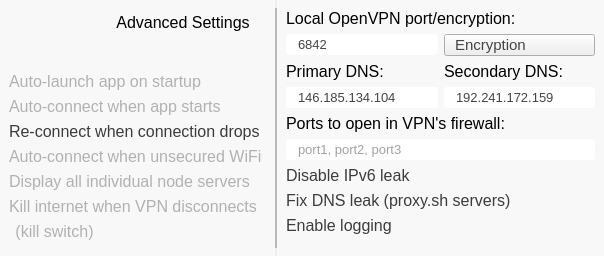
Above: src/safechecker/settingsscreen.ui from proxysh/Safejumper-for-Desktop before the change. Below: the same form after it.
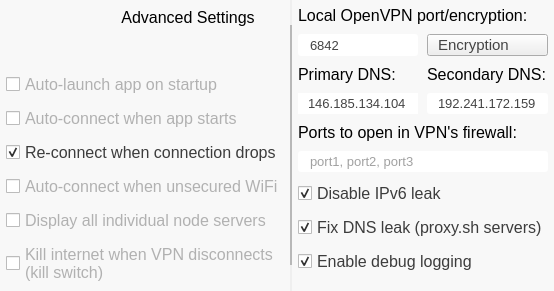
That is the form after the change. Icons and pictures are not drawn.

Commit message: Fix windows build by copying settings screen from sj to sc.

Patch:
```diff
--- a/src/safechecker/settingsscreen.ui
+++ b/src/safechecker/settingsscreen.ui
@@ -6,8 +6,8 @@
    <rect>
     <x>0</x>
     <y>0</y>
-    <width>604</width>
-    <height>256</height>
+    <width>533</width>
+    <height>224</height>
    </rect>
   </property>
   <property name="windowTitle">
@@ -34,8 +34,8 @@
      <property name="styleSheet">
       <string notr="true">QFrame
 {
-	background-color: #f8f8f8;
-	border: 0;
+        background-color: #f8f8f8;
+        border: 0;
 }</string>
      </property>
      <property name="frameShape">
@@ -44,22 +44,29 @@
      <property name="frameShadow">
       <enum>QFrame::Raised</enum>
      </property>
+     <layout class="QVBoxLayout" name="verticalLayout_2">
+      <property name="spacing">
+       <number>9</number>
+      </property>
+      <property name="leftMargin">
+       <number>6</number>
+      </property>
+      <property name="topMargin">
+       <number>6</number>
+      </property>
+      <property name="rightMargin">
+       <number>6</number>
+      </property>
+      <property name="bottomMargin">
+       <number>6</number>
+      </property>
+      <item>
      <layout class="QGridLayout" name="gridLayout_2">
-      <item row="10" column="1">
-       <spacer name="verticalSpacer">
-        <property name="orientation">
-         <enum>Qt::Vertical</enum>
+        <property name="spacing">
+         <number>9</number>
         </property>
-        <property name="sizeHint" stdset="0">
-         <size>
-          <width>20</width>
-          <height>40</height>
-         </size>
-        </property>
-       </spacer>
-      </item>
-      <item row="0" column="0" rowspan="2" colspan="2">
-       <widget class="QPushButton" name="b_LogoBack">
+        <item row="0" column="0" rowspan="2">
+         <widget class="QPushButton" name="backButton">
         <property name="sizePolicy">
          <sizepolicy hsizetype="Fixed" vsizetype="Fixed">
           <horstretch>0</horstretch>
@@ -87,8 +94,8 @@
         <property name="styleSheet">
          <string notr="true">QPushButton
 {
-	border:0px;
-	color: #ff0000;
+        border:0px;
+        color: #ff0000;
 background: transparent;
 border-image: url(:/imgs/logo3-norm.png);
 }
@@ -102,7 +109,7 @@
         </property>
        </widget>
       </item>
-      <item row="0" column="2" colspan="2">
+        <item row="0" column="1" colspan="2">
        <widget class="QLabel" name="label">
         <property name="font">
          <font>
@@ -120,16 +127,25 @@
         </property>
        </widget>
       </item>
-      <item row="2" column="0" colspan="4">
-       <widget class="QPushButton" name="cb_Startup">
-        <property name="enabled">
-         <bool>true</bool>
-        </property>
-        <property name="font">
-         <font>
-          <family>Helvetica Neue</family>
-          <pointsize>12</pointsize>
-         </font>
+        <item row="1" column="1">
+         <widget class="QPushButton" name="showLogsButton">
+          <property name="sizePolicy">
+           <sizepolicy hsizetype="Fixed" vsizetype="Fixed">
+            <horstretch>0</horstretch>
+            <verstretch>0</verstretch>
+           </sizepolicy>
+          </property>
+          <property name="minimumSize">
+           <size>
+            <width>80</width>
+            <height>25</height>
+           </size>
+          </property>
+          <property name="maximumSize">
+           <size>
+            <width>80</width>
+            <height>25</height>
+           </size>
         </property>
         <property name="cursor">
          <cursorShape>PointingHandCursor</cursorShape>
@@ -140,43 +156,26 @@
         <property name="styleSheet">
          <string notr="true">QPushButton
 {
-	border:0px;
-	color: #b1b1b1;
-border-image: url(:/imgs/cb-row-norm.png);
-
-image-position: left;
-text-align: left;
+        border:0px;
+        color: #ffffff;
+        border-image: url(:/imgs/b-showlogs-norm.png);
 }
-QPushButton:checked
+QPushButton:hover:!pressed
 {
-color: #3c3c3c;
-border-image: url(:/imgs/cb-row-checked.png);
+        border-image: url(:/imgs/b-showlogs-hover.png);
 }
-</string>
+QPushButton:pressed
+{
+        border-image: url(:/imgs/b-showlogs-pressed.png);
+}</string>
         </property>
         <property name="text">
-         <string>Auto-launch app on startup</string>
-        </property>
-        <property name="icon">
-         <iconset resource="imgs.qrc">
-          <normaloff>:/imgs/cb-empty.png</normaloff>:/imgs/cb-empty.png</iconset>
-        </property>
-        <property name="iconSize">
-         <size>
-          <width>17</width>
-          <height>17</height>
-         </size>
-        </property>
-        <property name="checkable">
-         <bool>true</bool>
-        </property>
-        <property name="checked">
-         <bool>false</bool>
+           <string/>
         </property>
        </widget>
       </item>
       <item row="1" column="2">
-       <widget class="QPushButton" name="b_Showlogs">
+         <widget class="QPushButton" name="updateButton">
         <property name="sizePolicy">
          <sizepolicy hsizetype="Fixed" vsizetype="Fixed">
           <horstretch>0</horstretch>
@@ -204,17 +203,17 @@
         <property name="styleSheet">
          <string notr="true">QPushButton
 {
-	border:0px;
-	color: #ffffff;
-	border-image: url(:/imgs/b-showlogs-norm.png);
+        border:0px;
+        color: #ffffff;
+        border-image: url(:/imgs/b-update-norm.png);
 }
 QPushButton:hover:!pressed
 {
-	border-image: url(:/imgs/b-showlogs-hover.png);
+        border-image: url(:/imgs/b-update-hover.png);
 }
 QPushButton:pressed
 {
-	border-image: url(:/imgs/b-showlogs-pressed.png);
+        border-image: url(:/imgs/b-update-pressed.png);
 }</string>
         </property>
         <property name="text">
@@ -222,26 +221,25 @@
         </property>
        </widget>
       </item>
-      <item row="1" column="3">
-       <widget class="QPushButton" name="b_Update">
+       </layout>
+      </item>
+      <item>
+       <widget class="QCheckBox" name="startupCheckBox">
+        <property name="enabled">
+         <bool>true</bool>
+        </property>
         <property name="sizePolicy">
-         <sizepolicy hsizetype="Fixed" vsizetype="Fixed">
+         <sizepolicy hsizetype="Preferred" vsizetype="Preferred">
           <horstretch>0</horstretch>
           <verstretch>0</verstretch>
          </sizepolicy>
         </property>
-        <property name="minimumSize">
-         <size>
-          <width>80</width>
-          <height>25</height>
-         </size>
+        <property name="font">
+         <font>
+          <family>Helvetica Neue</family>
+          <pointsize>12</pointsize>
+         </font>
         </property>
-        <property name="maximumSize">
-         <size>
-          <width>80</width>
-          <height>25</height>
-         </size>
-        </property>
         <property name="cursor">
          <cursorShape>PointingHandCursor</cursorShape>
         </property>
@@ -249,31 +247,51 @@
          <enum>Qt::NoFocus</enum>
         </property>
         <property name="styleSheet">
-         <string notr="true">QPushButton
+         <string notr="true">QCheckBox
 {
-	border:0px;
-	color: #ffffff;
-	border-image: url(:/imgs/b-update-norm.png);
+        color: #b1b1b1;
 }
-QPushButton:hover:!pressed
+QCheckBox::indicator
 {
-	border-image: url(:/imgs/b-update-hover.png);
+image: url(:/imgs/cb-norm.png);
 }
-QPushButton:pressed
+QCheckBox:checked {
+color: #3c3c3c;
+}
+QCheckBox::indicator:checked
 {
-	border-image: url(:/imgs/b-update-pressed.png);
-}</string>
+image: url(:/imgs/cb-checked.png);
+}
+</string>
         </property>
         <property name="text">
-         <string/>
+         <string>Auto-launch app on startup</string>
         </property>
+        <property name="iconSize">
+         <size>
+          <width>17</width>
+          <height>17</height>
+         </size>
+        </property>
+        <property name="checkable">
+         <bool>true</bool>
+        </property>
+        <property name="checked">
+         <bool>false</bool>
+        </property>
        </widget>
       </item>
-      <item row="3" column="0" colspan="4">
-       <widget class="QPushButton" name="cb_AutoConnect">
+      <item>
+       <widget class="QCheckBox" name="autoConnectCheckBox">
         <property name="enabled">
          <bool>true</bool>
         </property>
+        <property name="sizePolicy">
+         <sizepolicy hsizetype="Preferred" vsizetype="Preferred">
+          <horstretch>0</horstretch>
+          <verstretch>0</verstretch>
+         </sizepolicy>
+        </property>
         <property name="font">
          <font>
           <family>Helvetica Neue</family>
@@ -287,29 +305,26 @@
          <enum>Qt::NoFocus</enum>
         </property>
         <property name="styleSheet">
-         <string notr="true">QPushButton
+         <string notr="true">QCheckBox
 {
-	border:0px;
-	color: #b1b1b1;
-border-image: url(:/imgs/cb-row-norm.png);
-
-image-position: left;
-text-align: left;
+        color: #b1b1b1;
 }
-QPushButton:checked
+QCheckBox::indicator
 {
+image: url(:/imgs/cb-norm.png);
+}
+QCheckBox:checked {
 color: #3c3c3c;
-border-image: url(:/imgs/cb-row-checked.png);
+}
+QCheckBox::indicator:checked
+{
+image: url(:/imgs/cb-checked.png);
 }
 </string>
         </property>
         <property name="text">
          <string>Auto-connect when app starts</string>
         </property>
-        <property name="icon">
-         <iconset resource="imgs.qrc">
-          <normaloff>:/imgs/cb-empty.png</normaloff>:/imgs/cb-empty.png</iconset>
-        </property>
         <property name="iconSize">
          <size>
           <width>17</width>
@@ -324,11 +339,17 @@
         </property>
        </widget>
       </item>
-      <item row="4" column="0" colspan="4">
-       <widget class="QPushButton" name="cb_Reconnect">
+      <item>
+       <widget class="QCheckBox" name="reconnectCheckBox">
         <property name="enabled">
          <bool>true</bool>
         </property>
+        <property name="sizePolicy">
+         <sizepolicy hsizetype="Preferred" vsizetype="Preferred">
+          <horstretch>0</horstretch>
+          <verstretch>0</verstretch>
+         </sizepolicy>
+        </property>
         <property name="font">
          <font>
           <family>Helvetica Neue</family>
@@ -342,29 +363,26 @@
          <enum>Qt::NoFocus</enum>
         </property>
         <property name="styleSheet">
-         <string notr="true">QPushButton
+         <string notr="true">QCheckBox
 {
-	border:0px;
-	color: #b1b1b1;
-border-image: url(:/imgs/cb-row-norm.png);
-
-image-position: left;
-text-align: left;
+        color: #b1b1b1;
 }
-QPushButton:checked
+QCheckBox::indicator
 {
+image: url(:/imgs/cb-norm.png);
+}
+QCheckBox:checked {
 color: #3c3c3c;
-border-image: url(:/imgs/cb-row-checked.png);
+}
+QCheckBox::indicator:checked
+{
+image: url(:/imgs/cb-checked.png);
 }
 </string>
         </property>
         <property name="text">
          <string>Re-connect when connection drops</string>
         </property>
-        <property name="icon">
-         <iconset resource="imgs.qrc">
-          <normaloff>:/imgs/cb-empty.png</normaloff>:/imgs/cb-empty.png</iconset>
-        </property>
         <property name="iconSize">
          <size>
           <width>17</width>
@@ -379,11 +397,17 @@
         </property>
        </widget>
       </item>
-      <item row="5" column="0" colspan="4">
-       <widget class="QPushButton" name="cb_InsecureWiFi">
+      <item>
+       <widget class="QCheckBox" name="insecureWifiCheckBox">
         <property name="enabled">
          <bool>true</bool>
         </property>
+        <property name="sizePolicy">
+         <sizepolicy hsizetype="Preferred" vsizetype="Preferred">
+          <horstretch>0</horstretch>
+          <verstretch>0</verstretch>
+         </sizepolicy>
+        </property>
         <property name="font">
          <font>
           <family>Helvetica Neue</family>
@@ -399,29 +423,26 @@
          <enum>Qt::NoFocus</enum>
         </property>
         <property name="styleSheet">
-         <string notr="true">QPushButton
+         <string notr="true">QCheckBox
 {
-	border:0px;
-	color: #b1b1b1;
-border-image: url(:/imgs/cb-row-norm.png);
-
-image-position: left;
-text-align: left;
+        color: #b1b1b1;
 }
-QPushButton:checked
+QCheckBox::indicator
 {
+image: url(:/imgs/cb-norm.png);
+}
+QCheckBox:checked {
 color: #3c3c3c;
-border-image: url(:/imgs/cb-row-checked.png);
+}
+QCheckBox::indicator:checked
+{
+image: url(:/imgs/cb-checked.png);
 }
 </string>
         </property>
         <property name="text">
          <string>Auto-connect when unsecured WiFi</string>
         </property>
-        <property name="icon">
-         <iconset resource="imgs.qrc">
-          <normaloff>:/imgs/cb-empty.png</normaloff>:/imgs/cb-empty.png</iconset>
-        </property>
         <property name="iconSize">
          <size>
           <width>17</width>
@@ -436,11 +457,17 @@
         </property>
        </widget>
       </item>
-      <item row="6" column="0" colspan="4">
-       <widget class="QPushButton" name="cb_ShowNodes">
+      <item>
+       <widget class="QCheckBox" name="showNodesCheckBox">
         <property name="enabled">
          <bool>true</bool>
         </property>
+        <property name="sizePolicy">
+         <sizepolicy hsizetype="Preferred" vsizetype="Preferred">
+          <horstretch>0</horstretch>
+          <verstretch>0</verstretch>
+         </sizepolicy>
+        </property>
         <property name="font">
          <font>
           <family>Helvetica Neue</family>
@@ -454,29 +481,26 @@
          <enum>Qt::NoFocus</enum>
         </property>
         <property name="styleSheet">
-         <string notr="true">QPushButton
+         <string notr="true">QCheckBox
 {
-	border:0px;
-	color: #b1b1b1;
-border-image: url(:/imgs/cb-row-norm.png);
-
-image-position: left;
-text-align: left;
+        color: #b1b1b1;
 }
-QPushButton:checked
+QCheckBox::indicator
 {
+image: url(:/imgs/cb-norm.png);
+}
+QCheckBox:checked {
 color: #3c3c3c;
-border-image: url(:/imgs/cb-row-checked.png);
+}
+QCheckBox::indicator:checked
+{
+image: url(:/imgs/cb-checked.png);
 }
 </string>
         </property>
         <property name="text">
          <string>Display all individual node servers</string>
         </property>
-        <property name="icon">
-         <iconset resource="imgs.qrc">
-          <normaloff>:/imgs/cb-empty.png</normaloff>:/imgs/cb-empty.png</iconset>
-        </property>
         <property name="iconSize">
          <size>
           <width>17</width>
@@ -491,11 +515,17 @@
         </property>
        </widget>
       </item>
-      <item row="7" column="0" rowspan="2" colspan="4">
-       <widget class="QPushButton" name="cb_BlockOnDisconnect">
+      <item>
+       <widget class="QCheckBox" name="killSwitchCheckBox">
         <property name="enabled">
          <bool>true</bool>
         </property>
+        <property name="sizePolicy">
+         <sizepolicy hsizetype="Preferred" vsizetype="Maximum">
+          <horstretch>0</horstretch>
+          <verstretch>0</verstretch>
+         </sizepolicy>
+        </property>
         <property name="font">
          <font>
           <family>Helvetica Neue</family>
@@ -509,28 +539,27 @@
          <enum>Qt::NoFocus</enum>
         </property>
         <property name="styleSheet">
-         <string notr="true">QPushButton
+         <string notr="true">QCheckBox
 {
-	border:0px;
-	color: #b1b1b1;
-border-image: url(:/imgs/cb-row-norm.png);
-
-image-position: left;
-text-align: left;
+        color: #b1b1b1;
 }
-QPushButton:checked
+QCheckBox::indicator
 {
+image: url(:/imgs/cb-norm.png);
+}
+QCheckBox:checked {
 color: #3c3c3c;
-border-image: url(:/imgs/cb-row-checked.png);
-}</string>
+}
+QCheckBox::indicator:checked
+{
+image: url(:/imgs/cb-checked.png);
+}
+</string>
         </property>
         <property name="text">
-         <string>Kill internet when VPN disconnects</string>
+         <string>Kill internet when VPN disconnects
+(kill switch)</string>
         </property>
-        <property name="icon">
-         <iconset resource="imgs.qrc">
-          <normaloff>:/imgs/cb-empty.png</normaloff>:/imgs/cb-empty.png</iconset>
-        </property>
         <property name="iconSize">
          <size>
           <width>17</width>
@@ -545,45 +574,18 @@
         </property>
        </widget>
       </item>
-      <item row="9" column="1">
-       <widget class="QPushButton" name="b_BlockOnDisconnect_Line2">
-        <property name="enabled">
-         <bool>true</bool>
+      <item>
+       <spacer name="verticalSpacer">
+        <property name="orientation">
+         <enum>Qt::Vertical</enum>
         </property>
-        <property name="font">
-         <font>
-          <family>Helvetica Neue</family>
-          <pointsize>12</pointsize>
-         </font>
+        <property name="sizeHint" stdset="0">
+         <size>
+          <width>5</width>
+          <height>5</height>
+         </size>
         </property>
-        <property name="cursor">
-         <cursorShape>PointingHandCursor</cursorShape>
-        </property>
-        <property name="focusPolicy">
-         <enum>Qt::NoFocus</enum>
-        </property>
-        <property name="styleSheet">
-         <string notr="true">QPushButton
-{
-border:0px;
-color: #b1b1b1;
-background: transparent;
-}
-QPushButton:checked
-{
-color: #3c3c3c;
-}</string>
-        </property>
-        <property name="text">
-         <string>(kill switch)</string>
-        </property>
-        <property name="checkable">
-         <bool>true</bool>
-        </property>
-        <property name="checked">
-         <bool>false</bool>
-        </property>
-       </widget>
+       </spacer>
       </item>
      </layout>
     </widget>
@@ -599,7 +601,7 @@
      <property name="minimumSize">
       <size>
        <width>2</width>
-       <height>240</height>
+       <height>10</height>
       </size>
      </property>
      <property name="maximumSize">
@@ -611,7 +613,7 @@
      <property name="styleSheet">
       <string notr="true">QGraphicsView
 {
-	border-image: url(:/imgs/v-line-settings.png);
+        border-image: url(:/imgs/v-line-settings.png);
 }</string>
      </property>
      <property name="interactive">
@@ -624,8 +626,8 @@
      <property name="styleSheet">
       <string notr="true">QFrame
 {
-	background-color: #f8f8f8;
-	border: 0;
+        background-color: #f8f8f8;
+        border: 0;
 }</string>
      </property>
      <property name="frameShape">
@@ -634,7 +636,27 @@
      <property name="frameShadow">
       <enum>QFrame::Raised</enum>
      </property>
+     <layout class="QVBoxLayout" name="verticalLayout">
+      <property name="spacing">
+       <number>9</number>
+      </property>
+      <property name="leftMargin">
+       <number>6</number>
+      </property>
+      <property name="topMargin">
+       <number>6</number>
+      </property>
+      <property name="rightMargin">
+       <number>6</number>
+      </property>
+      <property name="bottomMargin">
+       <number>6</number>
+      </property>
+      <item>
      <layout class="QGridLayout" name="gridLayout">
+        <property name="spacing">
+         <number>9</number>
+        </property>
       <item row="0" column="0" colspan="2">
        <widget class="QLabel" name="L_Country">
         <property name="font">
@@ -659,8 +681,14 @@
         </property>
        </widget>
       </item>
-      <item row="1" column="0" rowspan="2">
+        <item row="1" column="0">
        <widget class="QLineEdit" name="e_LocalPort">
+          <property name="sizePolicy">
+           <sizepolicy hsizetype="Preferred" vsizetype="Preferred">
+            <horstretch>0</horstretch>
+            <verstretch>0</verstretch>
+           </sizepolicy>
+          </property>
         <property name="font">
          <font>
           <family>Helvetica Neue</family>
@@ -695,59 +723,17 @@
         </property>
        </widget>
       </item>
-      <item row="3" column="0">
-       <widget class="QLabel" name="L_Country_2">
-        <property name="font">
-         <font>
-          <family>Helvetica Neue</family>
-          <pointsize>12</pointsize>
-          <weight>50</weight>
-          <bold>false</bold>
-         </font>
-        </property>
-        <property name="styleSheet">
-         <string notr="true">QLabel
-{
-background: transparent;
-}</string>
-        </property>
-        <property name="text">
-         <string>Primary DNS:</string>
-        </property>
-        <property name="alignment">
-         <set>Qt::AlignLeading|Qt::AlignLeft|Qt::AlignTop</set>
-        </property>
-       </widget>
-      </item>
-      <item row="3" column="1">
-       <widget class="QLabel" name="L_Country_3">
-        <property name="font">
-         <font>
-          <family>Helvetica Neue</family>
-          <pointsize>12</pointsize>
-          <weight>50</weight>
-          <bold>false</bold>
-         </font>
-        </property>
-        <property name="styleSheet">
-         <string notr="true">QLabel
-{
-background: transparent;
-}</string>
-        </property>
-        <property name="text">
-         <string>Secondary DNS:</string>
-        </property>
-        <property name="alignment">
-         <set>Qt::AlignLeading|Qt::AlignLeft|Qt::AlignTop</set>
-        </property>
-       </widget>
-      </item>
-      <item row="1" column="1" rowspan="2">
-       <widget class="QComboBox" name="dd_Encryption">
+        <item row="1" column="1">
+         <widget class="QComboBox" name="encryptionComboBox">
         <property name="enabled">
          <bool>true</bool>
         </property>
+          <property name="sizePolicy">
+           <sizepolicy hsizetype="Preferred" vsizetype="Preferred">
+            <horstretch>0</horstretch>
+            <verstretch>0</verstretch>
+           </sizepolicy>
+          </property>
         <property name="font">
          <font>
           <family>Helvetica Neue</family>
@@ -761,18 +747,18 @@
 
 border-image: url(:/imgs/dd-protocol.png);
 }
-QComboBox QAbstractItemView 
+QComboBox QAbstractItemView
 {
 subcontrol-origin: margin;
 subcontrol-position: top left;
 }
-QComboBox::drop-down 
+QComboBox::drop-down
 {
 width: 25px;
 border-top-right-radius: 3px;
 border-bottom-right-radius: 3px;
 }
-QComboBox::down-arrow 
+QComboBox::down-arrow
 {
 image: none;
 width: 25px;
@@ -786,16 +772,16 @@
 }
 
 QComboBox {
-	padding-left: 10px;
-	padding-right: 0px; /* space for the arrow */
+        padding-left: 10px;
+        padding-right: 0px; /* space for the arrow */
 }
 
 QComboBox::drop-down {
-	subcontrol-origin: top;
-	subcontrol-position: top right;
-	width: 0px;
-	border-style: none;
-	border-image: none;
+        subcontrol-origin: top;
+        subcontrol-position: top right;
+        width: 0px;
+        border-style: none;
+        border-image: none;
 }
 
 QComboBox QListView
@@ -803,7 +789,7 @@
 background: solid #f7f7f7;
 height: 300;
 }
-QComboBox QListView::item 
+QComboBox QListView::item
 {
 color: #202020;
 height: 24;
@@ -826,8 +812,106 @@
         </item>
        </widget>
       </item>
-      <item row="4" column="1">
+        <item row="2" column="0">
+         <widget class="QLabel" name="L_Country_2">
+          <property name="font">
+           <font>
+            <family>Helvetica Neue</family>
+            <pointsize>12</pointsize>
+            <weight>50</weight>
+            <bold>false</bold>
+           </font>
+          </property>
+          <property name="styleSheet">
+           <string notr="true">QLabel
+{
+background: transparent;
+}</string>
+          </property>
+          <property name="text">
+           <string>Primary DNS:</string>
+          </property>
+          <property name="alignment">
+           <set>Qt::AlignLeading|Qt::AlignLeft|Qt::AlignTop</set>
+          </property>
+         </widget>
+        </item>
+        <item row="2" column="1">
+         <widget class="QLabel" name="L_Country_3">
+          <property name="font">
+           <font>
+            <family>Helvetica Neue</family>
+            <pointsize>12</pointsize>
+            <weight>50</weight>
+            <bold>false</bold>
+           </font>
+          </property>
+          <property name="styleSheet">
+           <string notr="true">QLabel
+{
+background: transparent;
+}</string>
+          </property>
+          <property name="text">
+           <string>Secondary DNS:</string>
+          </property>
+          <property name="alignment">
+           <set>Qt::AlignLeading|Qt::AlignLeft|Qt::AlignTop</set>
+          </property>
+         </widget>
+        </item>
+        <item row="3" column="0">
+         <widget class="QLineEdit" name="e_PrimaryDns">
+          <property name="sizePolicy">
+           <sizepolicy hsizetype="Preferred" vsizetype="Preferred">
+            <horstretch>0</horstretch>
+            <verstretch>0</verstretch>
+           </sizepolicy>
+          </property>
+          <property name="font">
+           <font>
+            <family>Helvetica Neue</family>
+            <pointsize>10</pointsize>
+           </font>
+          </property>
+          <property name="toolTipDuration">
+           <number>-5</number>
+          </property>
+          <property name="autoFillBackground">
+           <bool>false</bool>
+          </property>
+          <property name="styleSheet">
+           <string notr="true">QLineEdit
+{
+padding: 2px 10px 2px 10px;
+border: 0 transparent #b8d4e9;
+color: #444444;
+border-image: url(:/imgs/e-ip-inactive.png);
+}
+QLineEdit:focus
+{
+border-image: url(:/imgs/e-ip-active.png);
+}</string>
+          </property>
+          <property name="inputMask">
+           <string notr="true"/>
+          </property>
+          <property name="text">
+           <string notr="true">146.185.134.104</string>
+          </property>
+          <property name="placeholderText">
+           <string>___.___.___.___</string>
+          </property>
+         </widget>
+        </item>
+        <item row="3" column="1">
        <widget class="QLineEdit" name="e_SecondaryDns">
+          <property name="sizePolicy">
+           <sizepolicy hsizetype="Preferred" vsizetype="Preferred">
+            <horstretch>0</horstretch>
+            <verstretch>0</verstretch>
+           </sizepolicy>
+          </property>
         <property name="font">
          <font>
           <family>Helvetica Neue</family>
@@ -865,62 +949,9 @@
         </property>
        </widget>
       </item>
-      <item row="7" column="0" colspan="2">
-       <widget class="QPushButton" name="cb_DisableIpv6">
-        <property name="enabled">
-         <bool>true</bool>
-        </property>
-        <property name="font">
-         <font>
-          <family>Helvetica Neue</family>
-          <pointsize>12</pointsize>
-         </font>
-        </property>
-        <property name="cursor">
-         <cursorShape>PointingHandCursor</cursorShape>
-        </property>
-        <property name="focusPolicy">
-         <enum>Qt::NoFocus</enum>
-        </property>
-        <property name="styleSheet">
-         <string notr="true">QPushButton
-{
-	border:0px;
-	color: #b1b1b1;
-border-image: url(:/imgs/cb-row-norm.png);
-
-image-position: left;
-text-align: left;
-}
-QPushButton:checked
-{
-color: #3c3c3c;
-border-image: url(:/imgs/cb-row-checked.png);
-}
-</string>
-        </property>
-        <property name="text">
-         <string>Disable IPv6 leak</string>
-        </property>
-        <property name="icon">
-         <iconset resource="imgs.qrc">
-          <normaloff>:/imgs/cb-empty.png</normaloff>:/imgs/cb-empty.png</iconset>
-        </property>
-        <property name="iconSize">
-         <size>
-          <width>17</width>
-          <height>17</height>
-         </size>
-        </property>
-        <property name="checkable">
-         <bool>true</bool>
-        </property>
-        <property name="checked">
-         <bool>true</bool>
-        </property>
-       </widget>
+       </layout>
       </item>
-      <item row="5" column="0" colspan="2">
+      <item>
        <widget class="QLabel" name="L_Country_4">
         <property name="font">
          <font>
@@ -944,8 +975,14 @@
         </property>
        </widget>
       </item>
-      <item row="6" column="0" colspan="2">
+      <item>
        <widget class="QLineEdit" name="e_Ports">
+        <property name="sizePolicy">
+         <sizepolicy hsizetype="Preferred" vsizetype="Preferred">
+          <horstretch>0</horstretch>
+          <verstretch>0</verstretch>
+         </sizepolicy>
+        </property>
         <property name="font">
          <font>
           <family>Helvetica Neue</family>
@@ -981,49 +1018,75 @@
         </property>
        </widget>
       </item>
-      <item row="4" column="0">
-       <widget class="QLineEdit" name="e_PrimaryDns">
+      <item>
+       <widget class="QCheckBox" name="disableIPv6CheckBox">
+        <property name="enabled">
+         <bool>true</bool>
+        </property>
+        <property name="sizePolicy">
+         <sizepolicy hsizetype="Preferred" vsizetype="Preferred">
+          <horstretch>0</horstretch>
+          <verstretch>0</verstretch>
+         </sizepolicy>
+        </property>
         <property name="font">
          <font>
           <family>Helvetica Neue</family>
-          <pointsize>10</pointsize>
+          <pointsize>12</pointsize>
          </font>
         </property>
-        <property name="toolTipDuration">
-         <number>-5</number>
+        <property name="cursor">
+         <cursorShape>PointingHandCursor</cursorShape>
         </property>
-        <property name="autoFillBackground">
-         <bool>false</bool>
+        <property name="focusPolicy">
+         <enum>Qt::NoFocus</enum>
         </property>
         <property name="styleSheet">
-         <string notr="true">QLineEdit
+         <string notr="true">QCheckBox
 {
-padding: 2px 10px 2px 10px;
-border: 0 transparent #b8d4e9;
-color: #444444;
-border-image: url(:/imgs/e-ip-inactive.png);
+        color: #b1b1b1;
 }
-QLineEdit:focus
+QCheckBox::indicator
 {
-border-image: url(:/imgs/e-ip-active.png);
-}</string>
-        </property>
-        <property name="inputMask">
-         <string notr="true"/>
+image: url(:/imgs/cb-norm.png);
+}
+QCheckBox:checked {
+color: #3c3c3c;
+}
+QCheckBox::indicator:checked
+{
+image: url(:/imgs/cb-checked.png);
+}
+</string>
         </property>
         <property name="text">
-         <string notr="true">146.185.134.104</string>
+         <string>Disable IPv6 leak</string>
         </property>
-        <property name="placeholderText">
-         <string>___.___.___.___</string>
+        <property name="iconSize">
+         <size>
+          <width>17</width>
+          <height>17</height>
+         </size>
+        </property>
+        <property name="checkable">
+         <bool>true</bool>
+        </property>
+        <property name="checked">
+         <bool>true</bool>
         </property>
        </widget>
       </item>
-      <item row="8" column="0" colspan="2">
-       <widget class="QPushButton" name="cb_FixDnsLeak">
+      <item>
+       <widget class="QCheckBox" name="fixDNSCheckBox">
         <property name="enabled">
          <bool>true</bool>
         </property>
+        <property name="sizePolicy">
+         <sizepolicy hsizetype="Preferred" vsizetype="Preferred">
+          <horstretch>0</horstretch>
+          <verstretch>0</verstretch>
+         </sizepolicy>
+        </property>
         <property name="font">
          <font>
           <family>Helvetica Neue</family>
@@ -1037,29 +1100,84 @@
          <enum>Qt::NoFocus</enum>
         </property>
         <property name="styleSheet">
-         <string notr="true">QPushButton
+         <string notr="true">QCheckBox
 {
-	border:0px;
-	color: #b1b1b1;
-border-image: url(:/imgs/cb-row-norm.png);
-
-image-position: left;
-text-align: left;
+        color: #b1b1b1;
 }
-QPushButton:checked
+QCheckBox::indicator
 {
+image: url(:/imgs/cb-norm.png);
+}
+QCheckBox:checked {
 color: #3c3c3c;
-border-image: url(:/imgs/cb-row-checked.png);
+}
+QCheckBox::indicator:checked
+{
+image: url(:/imgs/cb-checked.png);
 }
 </string>
         </property>
         <property name="text">
          <string>Fix DNS leak (proxy.sh servers)</string>
         </property>
-        <property name="icon">
-         <iconset resource="imgs.qrc">
-          <normaloff>:/imgs/cb-empty.png</normaloff>:/imgs/cb-empty.png</iconset>
+        <property name="iconSize">
+         <size>
+          <width>17</width>
+          <height>17</height>
+         </size>
         </property>
+        <property name="checkable">
+         <bool>true</bool>
+        </property>
+        <property name="checked">
+         <bool>true</bool>
+        </property>
+       </widget>
+      </item>
+      <item>
+       <widget class="QCheckBox" name="loggingButton">
+        <property name="enabled">
+         <bool>true</bool>
+        </property>
+        <property name="sizePolicy">
+         <sizepolicy hsizetype="Preferred" vsizetype="Preferred">
+          <horstretch>0</horstretch>
+          <verstretch>0</verstretch>
+         </sizepolicy>
+        </property>
+        <property name="font">
+         <font>
+          <family>Helvetica Neue</family>
+          <pointsize>12</pointsize>
+         </font>
+        </property>
+        <property name="cursor">
+         <cursorShape>PointingHandCursor</cursorShape>
+        </property>
+        <property name="focusPolicy">
+         <enum>Qt::NoFocus</enum>
+        </property>
+        <property name="styleSheet">
+         <string notr="true">QCheckBox
+{
+        color: #b1b1b1;
+}
+QCheckBox::indicator
+{
+image: url(:/imgs/cb-norm.png);
+}
+QCheckBox:checked {
+color: #3c3c3c;
+}
+QCheckBox::indicator:checked
+{
+image: url(:/imgs/cb-checked.png);
+}
+</string>
+        </property>
+        <property name="text">
+         <string>Enable debug logging</string>
+        </property>
         <property name="iconSize">
          <size>
           <width>17</width>
@@ -1074,74 +1192,19 @@
         </property>
        </widget>
       </item>
-      <item row="10" column="0" colspan="2">
+      <item>
        <spacer name="verticalSpacer_2">
         <property name="orientation">
          <enum>Qt::Vertical</enum>
         </property>
         <property name="sizeHint" stdset="0">
          <size>
-          <width>20</width>
-          <height>40</height>
+          <width>5</width>
+          <height>5</height>
          </size>
         </property>
        </spacer>
       </item>
-      <item row="9" column="0" colspan="2">
-       <widget class="QPushButton" name="loggingButton">
-        <property name="enabled">
-         <bool>true</bool>
-        </property>
-        <property name="font">
-         <font>
-          <family>Helvetica Neue</family>
-          <pointsize>12</pointsize>
-         </font>
-        </property>
-        <property name="cursor">
-         <cursorShape>PointingHandCursor</cursorShape>
-        </property>
-        <property name="focusPolicy">
-         <enum>Qt::NoFocus</enum>
-        </property>
-        <property name="styleSheet">
-         <string notr="true">QPushButton
-{
-	border:0px;
-	color: #b1b1b1;
-border-image: url(:/imgs/cb-row-norm.png);
-
-image-position: left;
-text-align: left;
-}
-QPushButton:checked
-{
-color: #3c3c3c;
-border-image: url(:/imgs/cb-row-checked.png);
-}
-</string>
-        </property>
-        <property name="text">
-         <string>Enable logging</string>
-        </property>
-        <property name="icon">
-         <iconset resource="imgs.qrc">
-          <normaloff>:/imgs/cb-empty.png</normaloff>:/imgs/cb-empty.png</iconset>
-        </property>
-        <property name="iconSize">
-         <size>
-          <width>17</width>
-          <height>17</height>
-         </size>
-        </property>
-        <property name="checkable">
-         <bool>true</bool>
-        </property>
-        <property name="checked">
-         <bool>true</bool>
-        </property>
-       </widget>
-      </item>
      </layout>
     </widget>
    </item>
```
Left out of the diff: 225 changed lines with no effect on the pictures. Lines whose indentation alone changed are shown as unchanged. The commit also changes 3 other files.
